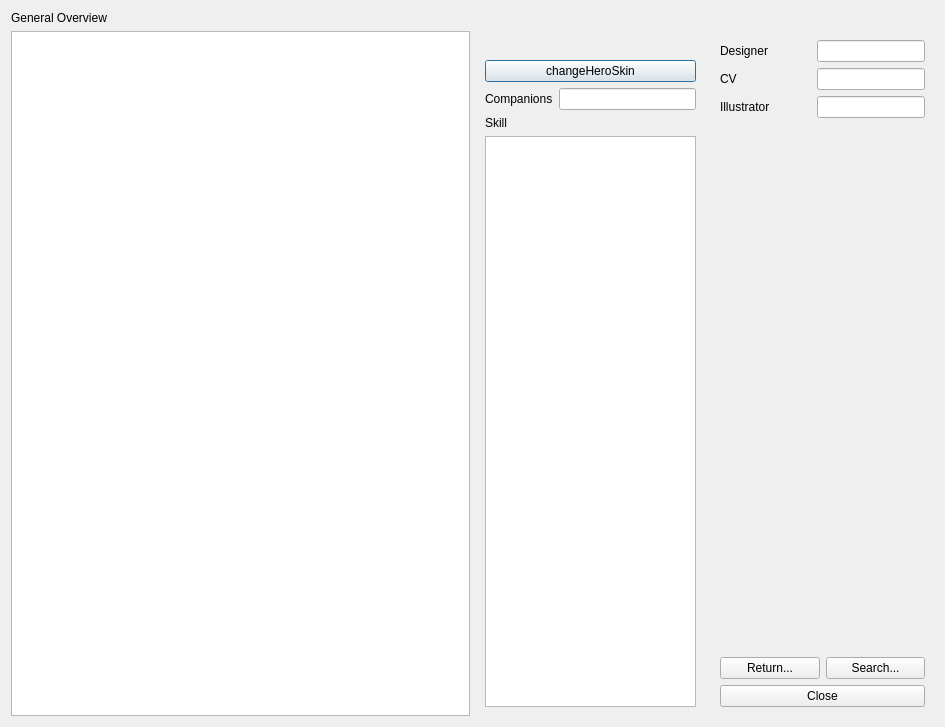
zeromathematics/QAnimeMod-For-Hegemony-zero, file src/dialog/generaloverview.ui: the form before one commit.
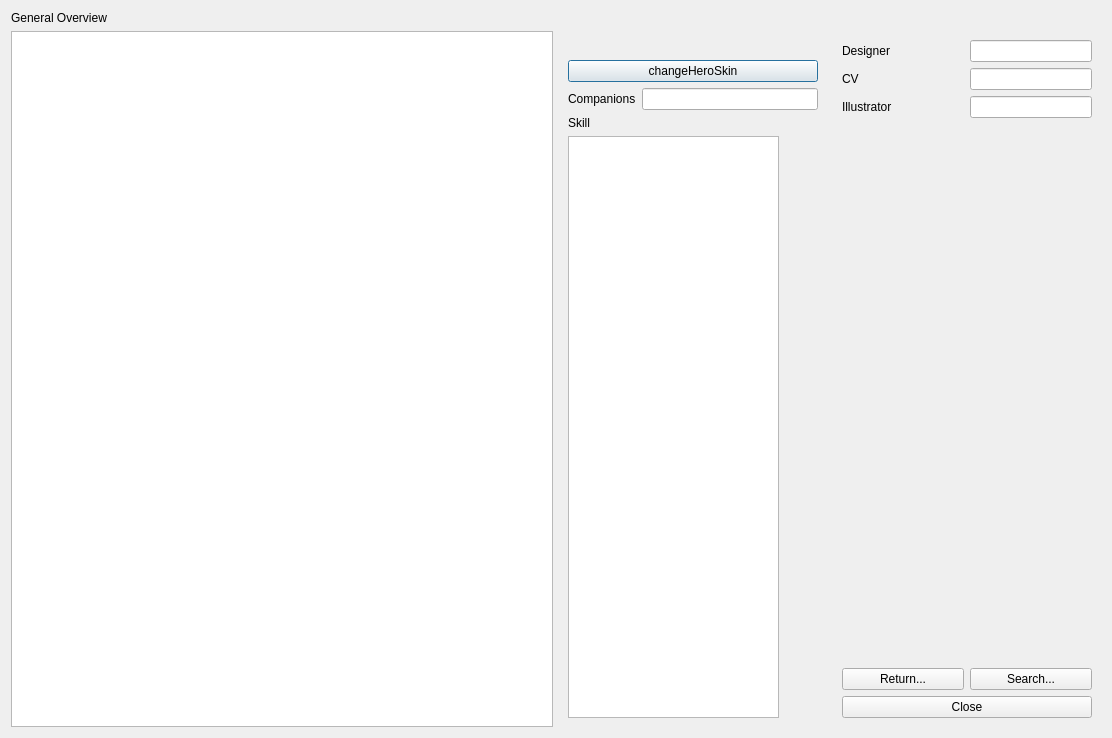
The form after the commit. Icons and pictures are not drawn.

Patch:
```diff
--- a/src/dialog/generaloverview.ui
+++ b/src/dialog/generaloverview.ui
@@ -9,8 +9,8 @@
    <rect>
     <x>0</x>
     <y>0</y>
-    <width>945</width>
-    <height>727</height>
+    <width>1112</width>
+    <height>738</height>
    </rect>
   </property>
   <property name="minimumSize">
@@ -235,8 +235,8 @@
             <rect>
              <x>0</x>
              <y>0</y>
-             <width>205</width>
-             <height>524</height>
+             <width>250</width>
+             <height>535</height>
             </rect>
            </property>
           </widget>
```
